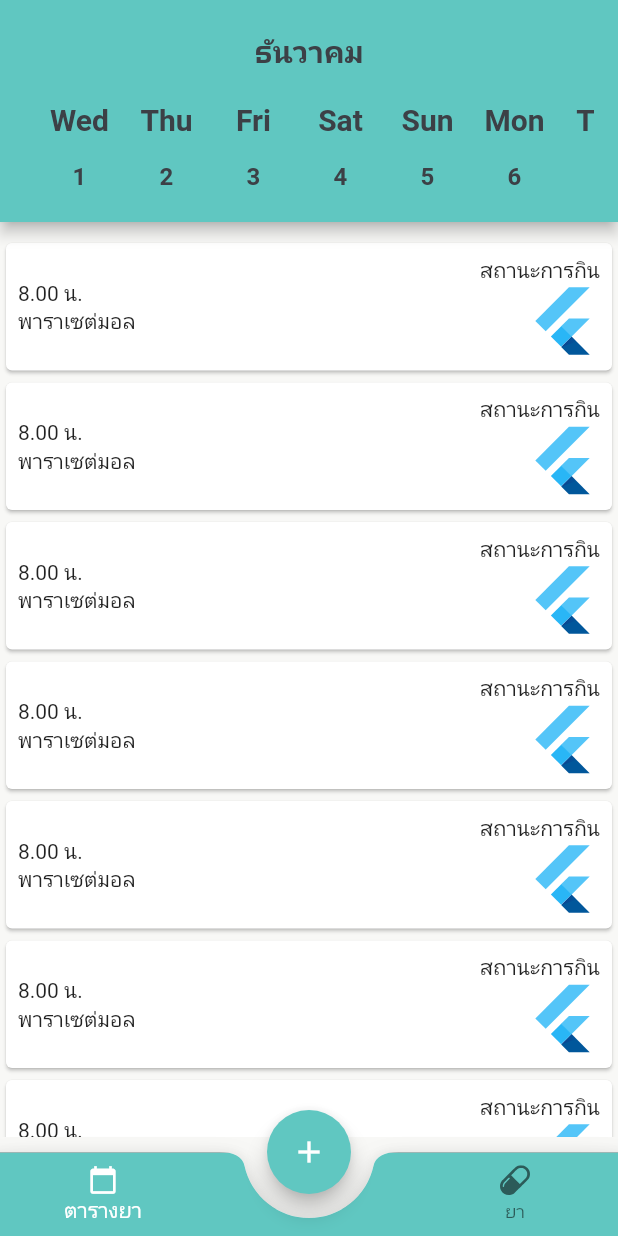
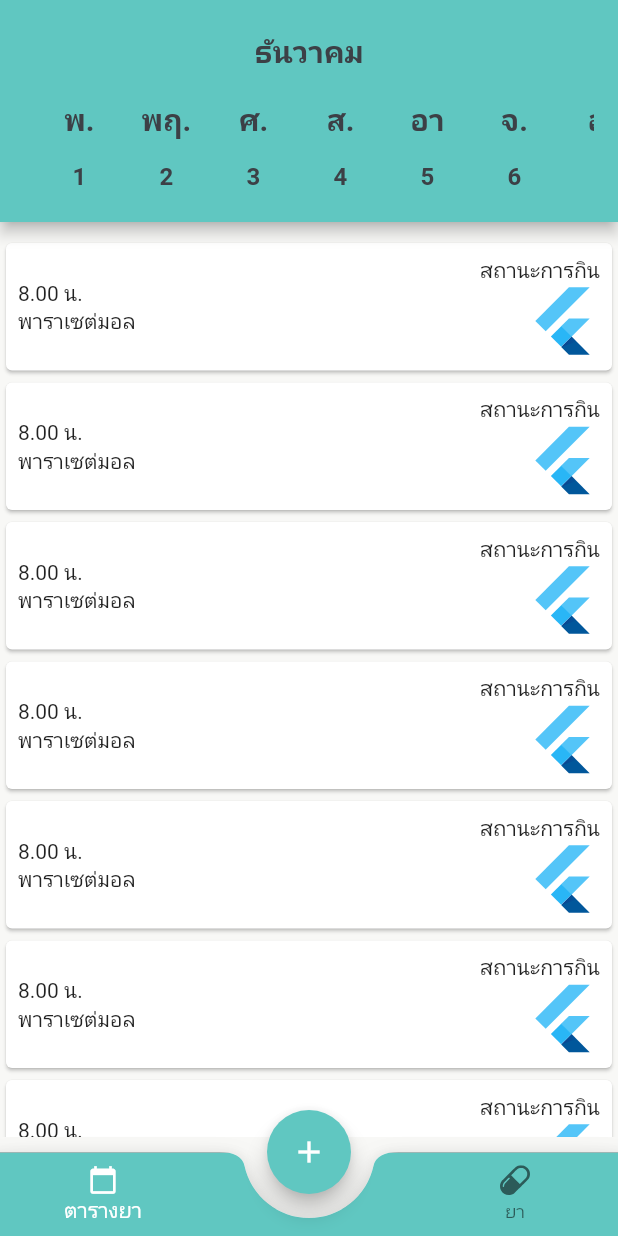
Before and after one commit to suprakron/pillreminder, a Flutter app: the screen it shows after launch, on a phone screen of 412 x 824 dp. Run offline on Flutter 3.47's test engine with Material 2 defaults, Android fonts, the phone set to English and light mode, and no system bars; our stand-ins replace flutter_svg.

Commit message:
[HOME] day of week in thai

```diff
--- a/lib/pages/home.dart
+++ b/lib/pages/home.dart
@@ -33,9 +33,15 @@ class _MyHomePageState extends State<MyHomePage> {
     'พฤศจิกายน',
     'ธันวาคม'
   ];
+
+  List<String> days = ['อา', 'จ.', 'อ.', 'พ.', 'พฤ.', 'ศ.', 'ส.'];
   int _currentIndex = 0;
 
-  List<Widget> _pages = [Home(), AppPillPage(), PillPage()];
+  final List<Widget> _pages = [
+    const Home(),
+    const AppPillPage(),
+    const PillPage()
+  ];
 
   @override
   void initState() {
@@ -60,7 +66,6 @@ class _MyHomePageState extends State<MyHomePage> {
             backgroundColor: _currentIndex == 1 ? kIconColor : kPrimaryColor,
             child: const Icon(Icons.add),
             onPressed: () => setState(() {
-              // _currentIndex = 1;
               Navigator.push(
                 context,
                 MaterialPageRoute(builder: (context) => const AppPillPage()),
@@ -105,7 +110,6 @@ class _MyHomePageState extends State<MyHomePage> {
                     dateTime = pickedDate;
                     selectedIndex = pickedDate.day - 1;
                     month = months[pickedDate.month - 1];
-                    print(month);
                   });
                 } else {}
               },
@@ -163,6 +167,7 @@ class _MyHomePageState extends State<MyHomePage> {
                   icon: SvgPicture.asset(
                     'assets/pill.svg',
                     height: 20,
+                    width: 20,
                     color: _currentIndex == 2 ? Colors.white : kIconColor,
                   ),
                   label: 'ยา',
@@ -171,6 +176,35 @@ class _MyHomePageState extends State<MyHomePage> {
         ),
       ),
     );
+  }
+
+  String dayCase(String date) {
+    String day = '';
+    switch (date) {
+      case 'Sun':
+        day = days[0];
+        break;
+      case 'Mon':
+        day = days[1];
+        break;
+      case 'Tue':
+        day = days[2];
+        break;
+      case 'Wed':
+        day = days[3];
+        break;
+      case 'Thu':
+        day = days[4];
+        break;
+      case 'Fri':
+        day = days[5];
+        break;
+      case 'Sat':
+        day = days[6];
+        break;
+      default:
+    }
+    return day;
   }
 
   SingleChildScrollView dateHorizontal() {
@@ -204,7 +238,7 @@ class _MyHomePageState extends State<MyHomePage> {
                         borderRadius: BorderRadius.circular(44.0),
                       ),
                       child: Text(
-                        dayName,
+                        dayCase(dayName),
                         style: TextStyle(
                           fontSize: 20.0,
                           color: selectedIndex == index
```
